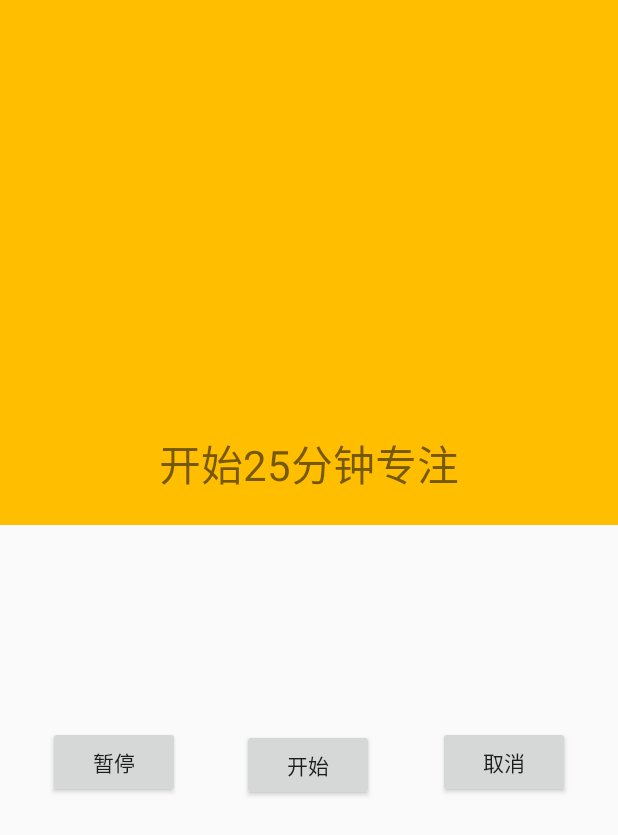
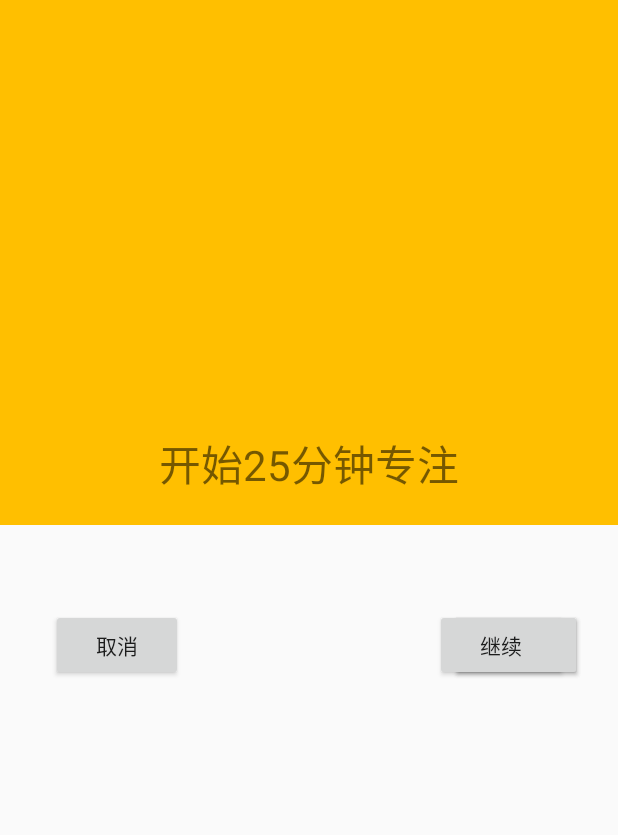
Before and after one commit to zengqiang24/TaskFocus, an Android app: the screen it shows after launch (MainActivity), on a phone screen of 412 x 824 dp. Shown: the top 835 px of the screen. Run offline under Robolectric (Android 15) with nearby library versions, the phone set to English and light mode, and no system bars; our stand-ins replace Dagger/Hilt's generated code, data binding; 7 statements that could not run were skipped.

```diff
--- a/app/src/main/java/com/qzeng/focustask/service/TaskService.kt
+++ b/app/src/main/java/com/qzeng/focustask/service/TaskService.kt
@@ -10,6 +10,7 @@ import com.qzeng.focustask.model.TaskInfo
 import dagger.hilt.android.AndroidEntryPoint
 import kotlinx.coroutines.CoroutineScope
 import kotlinx.coroutines.Dispatchers
+import kotlinx.coroutines.cancelChildren
 import kotlinx.coroutines.launch
 import javax.inject.Inject
 
@@ -35,7 +36,7 @@ class TaskService : Service() {
 
     class MyBinder(private val manager: TimeTaskManager) : ITaskService.Stub() {
         //define a scope of a Coroutine. in main thread.
-        private val coroutineScope = CoroutineScope(Dispatchers.Main.immediate)
+        private val coroutineScope = CoroutineScope(Dispatchers.Default)
         override fun getCurrentTaskInfo(): Bundle {
             return Bundle().apply { putParcelable("TaskInfo", manager.currentTaskInfo) }
         }
@@ -63,12 +64,14 @@ class TaskService : Service() {
 
 
         override fun pause() {
+            coroutineScope.coroutineContext.cancelChildren()
             coroutineScope.launch {
                 manager.pause()
             }
         }
 
         override fun cancel() {
+            coroutineScope.coroutineContext.cancelChildren()
             coroutineScope.launch {
                 manager.cancel()
             }
--- a/app/src/main/res/layout/task_schedule_fragment.xml
+++ b/app/src/main/res/layout/task_schedule_fragment.xml
@@ -6,6 +6,7 @@
     <data>
 
         <import type="android.view.View" />
+
         <variable
             name="mViewModel"
             type="com.qzeng.focustask.ui.TaskViewModel" />
@@ -35,9 +36,9 @@
             android:layout_width="wrap_content"
             android:layout_height="wrap_content"
             android:layout_marginBottom="20dp"
-            android:visibility="@{mViewModel.isTaskRunning() ? View.VISIBLE : View.INVISIBLE}"
             android:text="@{mViewModel.prompt}"
             android:textSize="28sp"
+            android:visibility="@{mViewModel.isTaskRunning() ? View.VISIBLE : View.INVISIBLE}"
             app:layout_constraintBottom_toBottomOf="@+id/tv_time_box"
             app:layout_constraintEnd_toEndOf="parent"
             app:layout_constraintStart_toStartOf="parent"
@@ -48,48 +49,59 @@
             android:id="@+id/bt_start"
             android:layout_width="wrap_content"
             android:layout_height="wrap_content"
-            android:layout_marginTop="136dp"
-            android:onClick="@{()->mViewModel.start()}"
+            android:layout_marginTop="56dp"
+            android:layout_marginEnd="24dp"
+            android:onClick="@{()->mViewModel.onStartClick()}"
             android:text="@string/start"
             android:textSize="@dimen/text_common_size"
-            android:visibility="@{!mViewModel.isTaskRunning() ? View.VISIBLE : View.INVISIBLE}"
+            android:visibility="@{mViewModel.isTaskReady() || mViewModel.isTaskCompleted()  ? View.VISIBLE : View.INVISIBLE}"
             app:layout_constraintEnd_toEndOf="parent"
-            app:layout_constraintHorizontal_bias="0.498"
-            app:layout_constraintStart_toStartOf="parent"
             app:layout_constraintTop_toBottomOf="@+id/tv_time_box" />
 
         <Button
             android:id="@+id/bt_pause"
             android:layout_width="wrap_content"
             android:layout_height="wrap_content"
-            android:layout_marginStart="32dp"
-            android:layout_marginTop="484dp"
-            android:onClick="@{()->mViewModel.pause()}"
+            android:layout_marginTop="56dp"
+            android:layout_marginEnd="24dp"
+            android:onClick="@{()->mViewModel.onPauseClick()}"
             android:text="@string/pause"
+            android:textSize="@dimen/text_common_size"
             android:visibility="@{mViewModel.isTaskRunning() ? View.VISIBLE : View.INVISIBLE}"
+            app:layout_constraintEnd_toEndOf="parent"
+            app:layout_constraintTop_toBottomOf="@+id/tv_time_box" />
+
+        <Button
+            android:id="@+id/bt_resume"
+            android:layout_width="wrap_content"
+            android:layout_height="wrap_content"
+            android:layout_marginTop="56dp"
+            android:layout_marginEnd="34dp"
+            android:onClick="@{()->mViewModel.onResumeClick()}"
+            android:text="@string/resume"
             android:textSize="@dimen/text_common_size"
-            app:layout_constraintStart_toStartOf="parent"
-            app:layout_constraintTop_toTopOf="parent" />
+            android:visibility="@{mViewModel.isTaskPaused() ? View.VISIBLE : View.INVISIBLE}"
+            app:layout_constraintEnd_toEndOf="parent"
+            app:layout_constraintTop_toBottomOf="@+id/tv_time_box" />
 
         <Button
             android:id="@+id/bt_cancel"
             android:layout_width="wrap_content"
             android:layout_height="wrap_content"
-            android:layout_marginStart="292dp"
-            android:layout_marginTop="484dp"
-            android:onClick="@{()->mViewModel.cancel()}"
+            android:layout_marginStart="34dp"
+            android:layout_marginTop="56dp"
+            android:onClick="@{()->mViewModel.onCancelClick()}"
             android:text="@string/cancel"
             android:textSize="@dimen/text_common_size"
             app:layout_constraintStart_toStartOf="parent"
-            app:layout_constraintTop_toTopOf="parent" />
+            app:layout_constraintTop_toBottomOf="@+id/tv_time_box" />
 
         <TextView
+            android:id="@+id/tv_debug_info"
             android:layout_width="match_parent"
-            android:id="@+id/tv_debug_info"
+            android:layout_height="wrap_content"
+            android:text="@{mViewModel.debugInfoOfTaskInfo}"
             android:textSize="18sp"
-            android:text="@{mViewModel.debugInfoOfTaskInfo}"
-            android:layout_margin="18dp"
-            app:layout_constraintTop_toBottomOf="@id/bt_start"
-            android:layout_height="wrap_content" />
+            app:layout_constraintBottom_toBottomOf="parent" />
     </androidx.constraintlayout.widget.ConstraintLayout>
 </layout>
```
Also changed, not shown: app/src/main/java/com/qzeng/focustask/model/TaskInfo.kt (+8 -6 lines), app/src/main/java/com/qzeng/focustask/service/TimeTaskManager.kt (+7 -6 lines), app/src/main/java/com/qzeng/focustask/ui/TaskInfoHelper.kt (+10 -1 lines), app/src/main/java/com/qzeng/focustask/ui/TaskViewModel.kt (+21 -13 lines).
